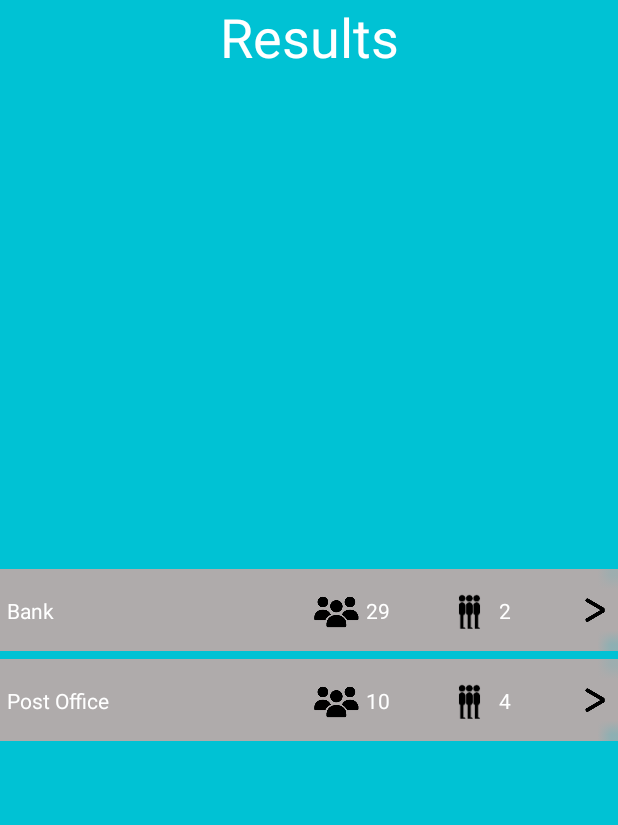
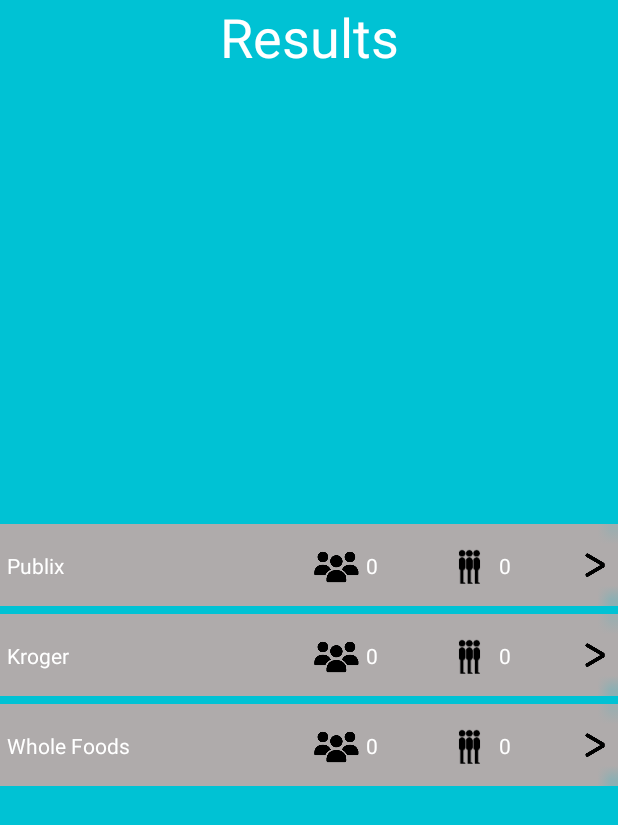
Before and after one commit to FuadYoussef/SafeShop, an Android app: the SearchActivity screen opened directly, with no data from a screen before it, after a tap on an icon or button, on a phone screen of 412 x 824 dp. Shown: the top 825 px of the screen. Run offline under Robolectric (Android 15) with nearby library versions, the phone set to English and light mode, and no system bars; 3 statements that could not run were skipped.

Commit message:
started being able to display businesses

```diff
--- a/app/src/main/java/tech/youssef/safeshop/Business.java
+++ b/app/src/main/java/tech/youssef/safeshop/Business.java
@@ -9,12 +9,15 @@
     private int numShopping;
     private int numWaiting;
     private int maxOccupancy;
-    private ArrayList<String> reviews = new ArrayList<>();
+    private ArrayList<String> reviews;
+    private ArrayList<String> policies;
     private double rating;
     private int ratingSum;
     private int numRating;
+    private String type;
+    private int range;
 
-    public Business(String name, int maxOccupancy) {
+    public Business(String name, int maxOccupancy, int range, String type, ArrayList<String> reviews, ArrayList<String> policies) {
         this.name = name;
         this.numCustomers = 0;
         this.numShopping = 0;
@@ -24,6 +27,8 @@
         this.rating = 0;
         this.ratingSum = 0;
         this.numRating = 0;
+        this.reviews = reviews;
+        this.policies = policies;
     }
 
     public void addCustomer() {
@@ -59,6 +64,11 @@
         reviews.add(review);
     }
 
+    public void addPolicy(String policy) {
+        policies.add(policy);
+    }
+
+
     public int getNumCustomers() {
         return numCustomers;
     }
@@ -81,4 +91,12 @@
     public ArrayList<String> getReviews() {
         return reviews;
     }
+
+    public ArrayList<String> getPolicies() {
+        return policies;
+    }
+
+    public String getName() {
+        return name;
+    }
 }
--- a/app/src/main/java/tech/youssef/safeshop/DisplayResultsActivity.java
+++ b/app/src/main/java/tech/youssef/safeshop/DisplayResultsActivity.java
@@ -14,15 +14,36 @@
 
     @Override
     protected void onCreate(Bundle savedInstanceState) {
-        ArrayList<String> businessNames = new ArrayList<>();
-        ArrayList<Integer> numCustomers = new ArrayList<>();
-        ArrayList<Integer> numWaiting = new ArrayList<>();
-        businessNames.add("Bank");
-        businessNames.add("Post Office");
-        numCustomers.add(29);
-        numCustomers.add(10);
-        numWaiting.add(2);
-        numWaiting.add(4);
+        Bundle extras = getIntent().getExtras();
+        String type;
+        String sort;
+        int location;
+        if(extras != null) {
+            type = extras.getString("type");
+            sort = extras.getString("sort");
+            location = extras.getInt("location");
+        }
+        ArrayList<Business> businesses = new ArrayList<>();
+        ArrayList<String> reviews1 = new ArrayList<>();
+        ArrayList<String> reviews2 = new ArrayList<>();
+        ArrayList<String> reviews3 = new ArrayList<>();
+        ArrayList<String> policy1 = new ArrayList<>();
+        ArrayList<String> policy2 = new ArrayList<>();
+        ArrayList<String> policy3 = new ArrayList<>();
+        Business b1 = new Business("Publix", 50, 5, "Grocery Store" ,reviews1, policy1);
+        Business b2 = new Business("Kroger", 100, 10, "Grocery Store" ,reviews2, policy2);
+        Business b3 = new Business("Whole Foods", 70, 20, "Grocery Store" ,reviews3, policy3);
+        businesses.add(b1);
+        businesses.add(b2);
+        businesses.add(b3);
+        ArrayList<String> bnames = new ArrayList<>();
+        ArrayList<Integer> bnum = new ArrayList<>();
+        ArrayList<Integer> bwait = new ArrayList<>();
+        for (Business b : businesses) {
+            bnames.add(b.getName());
+            bnum.add(b.getNumCustomers());
+            bwait.add(b.getNumWaiting());
+        }
         super.onCreate(savedInstanceState);
         setContentView(R.layout.activity_display_results);
         recyclerView = findViewById(R.id.resultRecycle);
@@ -30,7 +51,7 @@
         recyclerView.setLayoutManager(layoutManager);
 
         // specify an adapter (see also next example)
-        mAdapter = new mAdapter(businessNames, numCustomers, numWaiting, this);
+        mAdapter = new mAdapter(bnames, bnum, bwait, this);
         recyclerView.setAdapter(mAdapter);
     }
 }
--- a/app/src/main/java/tech/youssef/safeshop/SearchActivity.java
+++ b/app/src/main/java/tech/youssef/safeshop/SearchActivity.java
@@ -9,7 +9,9 @@
 import android.widget.Spinner;
 
 public class SearchActivity extends AppCompatActivity {
-
+    Spinner typeSpinner;
+    Spinner locationSpinner;
+    Spinner sortSpinner;
     @Override
     protected void onCreate(Bundle savedInstanceState) {
         super.onCreate(savedInstanceState);
@@ -49,7 +51,13 @@
     }
 
     public void search(View view) {
+        String type = typeSpinner.getSelectedItem().toString();
+        int location = Integer.parseInt(locationSpinner.getSelectedItem().toString());
+        String sort = sortSpinner.getSelectedItem().toString();
         Intent intent = new Intent(this, DisplayResultsActivity.class);
+        intent.putExtra("type", type);
+        intent.putExtra("location", location);
+        intent.putExtra("sort", sort);
         startActivity(intent);
     }
 }
--- a/app/src/main/res/values/strings.xml
+++ b/app/src/main/res/values/strings.xml
@@ -11,11 +11,11 @@
 
     <string-array name="store_location_array">
         <item>Search Radius…</item>
-        <item>5 miles</item>
-        <item>10 miles</item>
-        <item>15 miles</item>
-        <item>20 miles</item>
-        <item>25 miles</item>
+        <item>5</item>
+        <item>10</item>
+        <item>15</item>
+        <item>20</item>
+        <item>25</item>
     </string-array>
 
     <string-array name="sort_by_array">
```
